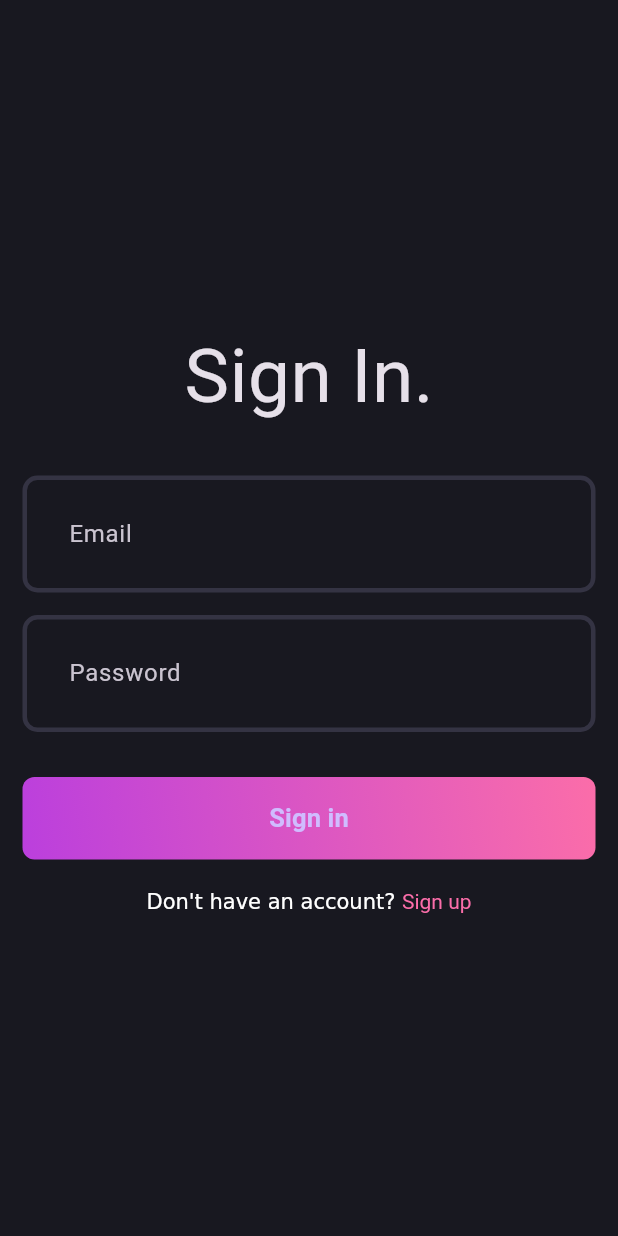
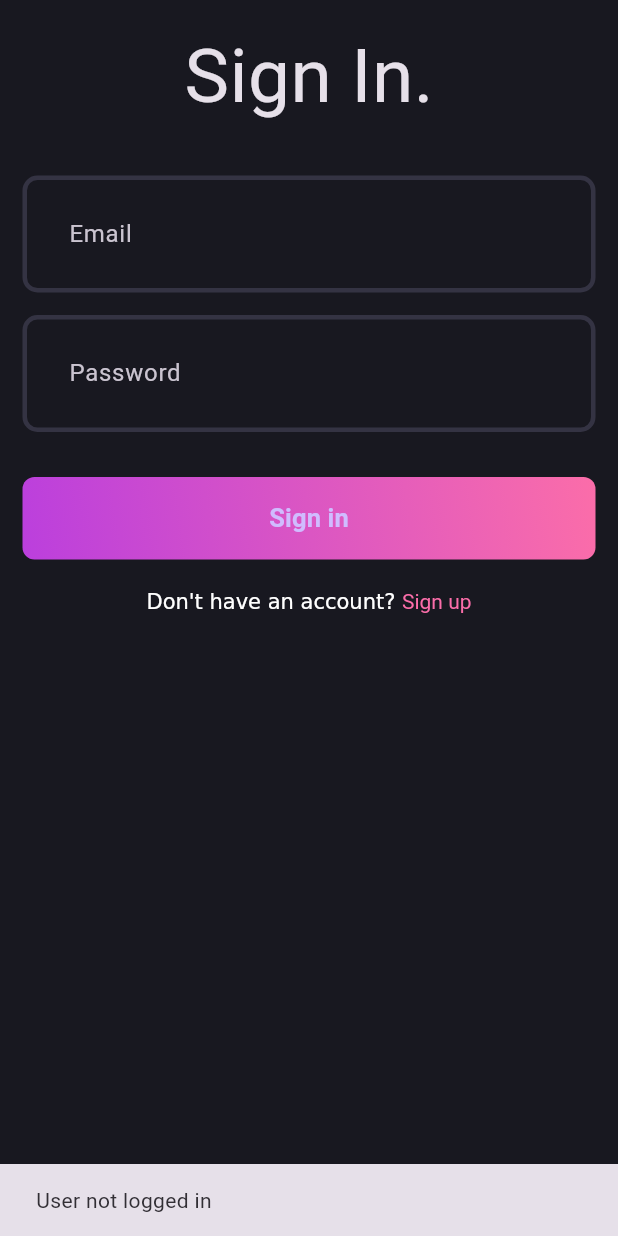
Before and after one commit to parasshakya/clean-code-blog-app, a Flutter app: the first screen one second after launch, on a phone screen of 412 x 824 dp. Run offline on Flutter 3.47's test engine with Material 3 defaults, Android fonts, the phone set to English and light mode, and no system bars; our stand-ins replace dio, flutter_bloc, fpdart, get_it, hive, hive_flutter; accounts and stored records are empty.

Commit message:
complete sign up and login and store user data locally for user state persistence

```diff
--- /dev/null
+++ b/lib/core/common/cubits/app_user/app_user_cubit.dart
@@ -0,0 +1,17 @@
+import 'package:clean_code_app/core/common/entities/user.dart';
+import 'package:flutter/material.dart';
+import 'package:flutter_bloc/flutter_bloc.dart';
+
+part 'app_user_state.dart';
+
+class AppUserCubit extends Cubit<AppUserState> {
+  AppUserCubit() : super(AppUserInitial());
+
+  void updateUser(User? user) {
+    if (user == null) {
+      emit(AppUserInitial());
+    } else {
+      emit(AppUserLoggedIn(user: user));
+    }
+  }
+}
--- /dev/null
+++ b/lib/core/common/cubits/app_user/app_user_state.dart
@@ -0,0 +1,12 @@
+part of 'app_user_cubit.dart';
+
+@immutable
+sealed class AppUserState {}
+
+final class AppUserInitial extends AppUserState {}
+
+final class AppUserLoggedIn extends AppUserState {
+  final User user;
+
+  AppUserLoggedIn({required this.user});
+}
--- a/lib/core/usecase/usecase.dart
+++ b/lib/core/usecase/usecase.dart
@@ -4,3 +4,5 @@ import 'package:fpdart/fpdart.dart';
 abstract interface class UseCase<SuccessType, Params> {
   Future<Either<Failure, SuccessType>> call(Params params);
 }
+
+class NoParams {}
--- a/lib/features/auth/data/models/user_model.dart
+++ b/lib/features/auth/data/models/user_model.dart
@@ -1,8 +1,11 @@
-import 'package:clean_code_app/features/auth/domain/entities/user.dart';
+import 'package:clean_code_app/core/common/entities/user.dart';
 
 class UserModel extends User {
   UserModel({required super.id, required super.name, required super.email});
 
   factory UserModel.fromJson(Map<String, dynamic> json) =>
       UserModel(id: json["_id"], name: json["username"], email: json["email"]);
+
+  Map<String, dynamic> toJson() =>
+      {"_id": id, "username": name, "email": email};
 }
--- a/lib/features/auth/data/repositories/auth_repository_impl.dart
+++ b/lib/features/auth/data/repositories/auth_repository_impl.dart
@@ -1,20 +1,24 @@
+import 'package:clean_code_app/core/common/entities/user.dart';
 import 'package:clean_code_app/core/error/exceptions.dart';
 import 'package:clean_code_app/core/error/failures.dart';
+import 'package:clean_code_app/features/auth/data/datasources/auth_local_data_source.dart';
 import 'package:clean_code_app/features/auth/data/datasources/auth_remote_data_source.dart';
 import 'package:clean_code_app/features/auth/data/models/user_model.dart';
 import 'package:clean_code_app/features/auth/domain/repository/auth_repository.dart';
-import 'package:fpdart/src/either.dart';
+import 'package:fpdart/fpdart.dart';
 
 class AuthRepositoryImpl implements AuthRepository {
   final AuthRemoteDataSource remoteDataSource;
+  final AuthLocalDataSource localDataSource;
 
-  AuthRepositoryImpl({required this.remoteDataSource});
+  AuthRepositoryImpl(
+      {required this.remoteDataSource, required this.localDataSource});
 
   @override
   Future<Either<Failure, UserModel>> signInWithEmailAndPassword(
-      {required String email, required String password}) {
-    // TODO: implement signInWithEmailAndPassword
-    throw UnimplementedError();
+      {required String email, required String password}) async {
+    return _getUser(() async => await remoteDataSource
+        .signInWithEmailAndPassword(password: password, email: email));
   }
 
   @override
@@ -22,13 +26,33 @@ class AuthRepositoryImpl implements AuthRepository {
       {required String name,
       required String email,
       required String password}) async {
+    return _getUser(() async =>
+        await remoteDataSource.signUpWithEmailAndPassword(
+            name: name, password: password, email: email));
+  }
+
+  Future<Either<Failure, UserModel>> _getUser(
+      Future<UserModel> Function() fn) async {
     try {
-      final userId = await remoteDataSource.signUpWithEmailAndPassword(
-          name: name, password: password, email: email);
+      final user = await fn();
+      await localDataSource.saveUserData(user);
 
-      return right(userId);
+      return right(user);
     } on ServerException catch (e) {
-      return Left(Failure(message: e.message));
+      return left(Failure(message: e.message));
+    }
+  }
+
+  @override
+  Future<Either<Failure, User>> currentUser() async {
+    try {
+      final user = await localDataSource.getCurrentUser();
+      if (user == null) {
+        return left(Failure(message: "User not logged in"));
+      }
+      return right(user);
+    } catch (e) {
+      return left(Failure(message: e.toString()));
     }
   }
 }
--- a/lib/features/auth/domain/repository/auth_repository.dart
+++ b/lib/features/auth/domain/repository/auth_repository.dart
@@ -1,5 +1,5 @@
 import 'package:clean_code_app/core/error/failures.dart';
-import 'package:clean_code_app/features/auth/domain/entities/user.dart';
+import 'package:clean_code_app/core/common/entities/user.dart';
 import 'package:fpdart/fpdart.dart';
 
 abstract interface class AuthRepository {
@@ -8,4 +8,6 @@ abstract interface class AuthRepository {
 
   Future<Either<Failure, User>> signInWithEmailAndPassword(
       {required String email, required String password});
+
+  Future<Either<Failure, User>> currentUser();
 }
--- /dev/null
+++ b/lib/features/auth/domain/usecases/current_user.dart
@@ -0,0 +1,16 @@
+import 'package:clean_code_app/core/common/entities/user.dart';
+import 'package:clean_code_app/core/error/failures.dart';
+import 'package:clean_code_app/core/usecase/usecase.dart';
+import 'package:clean_code_app/features/auth/domain/repository/auth_repository.dart';
+import 'package:fpdart/src/either.dart';
+
+class CurrentUser implements UseCase<User, NoParams> {
+  final AuthRepository authRepository;
+
+  CurrentUser({required this.authRepository});
+
+  @override
+  Future<Either<Failure, User>> call(NoParams params) async {
+    return await authRepository.currentUser();
+  }
+}
--- /dev/null
+++ b/lib/features/auth/domain/usecases/user_login.dart
@@ -0,0 +1,23 @@
+import 'package:clean_code_app/core/error/failures.dart';
+import 'package:clean_code_app/core/usecase/usecase.dart';
+import 'package:clean_code_app/core/common/entities/user.dart';
+import 'package:clean_code_app/features/auth/domain/repository/auth_repository.dart';
+import 'package:fpdart/fpdart.dart';
+
+class UserLogin implements UseCase<User, UserLoginParams> {
+  final AuthRepository authRepository;
+
+  UserLogin({required this.authRepository});
+  @override
+  Future<Either<Failure, User>> call(UserLoginParams params) {
+    return authRepository.signInWithEmailAndPassword(
+        email: params.email, password: params.password);
+  }
+}
+
+class UserLoginParams {
+  final String email;
+  final String password;
+
+  UserLoginParams({required this.email, required this.password});
+}
--- a/lib/features/auth/domain/usecases/user_sign_up.dart
+++ b/lib/features/auth/domain/usecases/user_sign_up.dart
@@ -1,6 +1,6 @@
 import 'package:clean_code_app/core/error/failures.dart';
 import 'package:clean_code_app/core/usecase/usecase.dart';
-import 'package:clean_code_app/features/auth/domain/entities/user.dart';
+import 'package:clean_code_app/core/common/entities/user.dart';
 import 'package:clean_code_app/features/auth/domain/repository/auth_repository.dart';
 import 'package:fpdart/src/either.dart';
 
--- a/lib/features/auth/presentation/bloc/auth_bloc.dart
+++ b/lib/features/auth/presentation/bloc/auth_bloc.dart
@@ -1,4 +1,8 @@
-import 'package:clean_code_app/features/auth/domain/entities/user.dart';
+import 'package:clean_code_app/core/common/cubits/app_user/app_user_cubit.dart';
+import 'package:clean_code_app/core/common/entities/user.dart';
+import 'package:clean_code_app/core/usecase/usecase.dart';
+import 'package:clean_code_app/features/auth/domain/usecases/current_user.dart';
+import 'package:clean_code_app/features/auth/domain/usecases/user_login.dart';
 import 'package:clean_code_app/features/auth/domain/usecases/user_sign_up.dart';
 import 'package:flutter/material.dart';
 import 'package:flutter_bloc/flutter_bloc.dart';
@@ -8,17 +12,53 @@ part 'auth_state.dart';
 
 class AuthBloc extends Bloc<AuthEvent, AuthState> {
   final UserSignUp _userSignUp;
+  final UserLogin _userLogin;
+  final AppUserCubit _appUserCubit;
+  final CurrentUser _currentUser;
 
-  AuthBloc({required UserSignUp userSignUp})
+  AuthBloc(
+      {required UserSignUp userSignUp,
+      required UserLogin userLogin,
+      required CurrentUser currentUser,
+      required AppUserCubit appUserCubit})
       : _userSignUp = userSignUp,
+        _userLogin = userLogin,
+        _currentUser = currentUser,
+        _appUserCubit = appUserCubit,
         super(AuthInitial()) {
-    on<AuthSignedUp>((event, emit) async {
-      emit(AuthLoadInProgress());
-      final response = await _userSignUp(UserSignUpParams(
-          email: event.email, name: event.name, password: event.password));
+    on<AuthSignedUp>(_onAuthSignedUp);
 
-      response.fold((failure) => emit(AuthFailure(message: failure.message)),
-          (user) => emit(AuthSuccess(user: user)));
-    });
+    on<AuthLoggedIn>(_onAuthLoggedIn);
+    on<AuthIsUserLoggedIn>(_onAuthIsUserLoggedIn);
+  }
+
+  _onAuthSignedUp(AuthSignedUp event, Emitter<AuthState> emit) async {
+    emit(AuthLoadInProgress());
+    final response = await _userSignUp(UserSignUpParams(
+        email: event.email, name: event.name, password: event.password));
+
+    response.fold((failure) => emit(AuthFailure(message: failure.message)),
+        (user) => _emitAuthSuccess(emit, user));
+  }
+
+  _onAuthLoggedIn(AuthLoggedIn event, Emitter<AuthState> emit) async {
+    emit(AuthLoadInProgress());
+    final response = await _userLogin(
+        UserLoginParams(email: event.email, password: event.password));
+
+    response.fold((failure) => emit(AuthFailure(message: failure.message)),
+        (user) => _emitAuthSuccess(emit, user));
+  }
+
+  _onAuthIsUserLoggedIn(
+      AuthIsUserLoggedIn event, Emitter<AuthState> emit) async {
+    final response = await _currentUser(NoParams());
+    response.fold((failure) => emit(AuthFailure(message: failure.message)),
+        (user) => _emitAuthSuccess(emit, user));
+  }
+
+  _emitAuthSuccess(Emitter<AuthState> emit, User user) {
+    _appUserCubit.updateUser(user);
+    emit(AuthSuccess(user: user));
   }
 }
--- a/lib/features/auth/presentation/bloc/auth_event.dart
+++ b/lib/features/auth/presentation/bloc/auth_event.dart
@@ -11,3 +11,12 @@ final class AuthSignedUp extends AuthEvent {
   AuthSignedUp(
       {required this.email, required this.name, required this.password});
 }
+
+final class AuthLoggedIn extends AuthEvent {
+  final String email;
+  final String password;
+
+  AuthLoggedIn({required this.email, required this.password});
+}
+
+final class AuthIsUserLoggedIn extends AuthEvent {}
--- a/lib/features/auth/presentation/pages/sign_in_page.dart
+++ b/lib/features/auth/presentation/pages/sign_in_page.dart
@@ -1,12 +1,13 @@
-import 'dart:js_interop';
-
+import 'package:clean_code_app/core/common/widgets/loader.dart';
 import 'package:clean_code_app/core/theme/app_pallete.dart';
+import 'package:clean_code_app/core/utils/show_snackbar.dart';
 import 'package:clean_code_app/features/auth/presentation/bloc/auth_bloc.dart';
 import 'package:clean_code_app/features/auth/presentation/pages/sign_up_page.dart';
 import 'package:clean_code_app/features/auth/presentation/widgets/auth_field.dart';
 import 'package:clean_code_app/features/auth/presentation/widgets/auth_gradient_button.dart';
+import 'package:clean_code_app/features/blog/presentation/pages/home_page.dart';
 import 'package:flutter/material.dart';
-import 'package:flutter/widgets.dart';
+import 'package:flutter_bloc/flutter_bloc.dart';
 
 class SignInPage extends StatefulWidget {
   static route() => MaterialPageRoute(builder: (context) => const SignInPage());
@@ -34,8 +35,23 @@ class _SignInPageState extends State<SignInPage> {
     return Scaffold(
       body: Padding(
         padding: const EdgeInsets.all(15.0),
-        child: Form(
+        child: BlocConsumer<AuthBloc, AuthState>(
+          listener: (context, state) {
+            if (state is AuthFailure) {
+              showSnackBar(context, state.message);
+            }
+            if (state is AuthSuccess) {
+              Navigator.of(context)
+                  .pushAndRemoveUntil(HomePage.route(), (route) => false);
+            }
+          },
+          builder: (context, state) {
+            if (state is AuthLoadInProgress) {
+              return const Loader();
+            }
+            return Form(
               key: formkey,
+              child: SingleChildScrollView(
                 child: Column(
                   mainAxisAlignment: MainAxisAlignment.center,
                   children: [
@@ -62,7 +78,11 @@ class _SignInPageState extends State<SignInPage> {
                       height: 30,
                     ),
                     AuthGradientButton(
-                onPressed: () {},
+                      onPressed: () {
+                        context.read<AuthBloc>().add(AuthLoggedIn(
+                            email: emailController.text.trim(),
+                            password: passwordController.text.trim()));
+                      },
                       buttonText: "Sign in",
                     ),
                     const SizedBox(
@@ -84,6 +104,9 @@ class _SignInPageState extends State<SignInPage> {
                   ],
                 ),
               ),
+            );
+          },
+        ),
       ),
     );
   }
--- a/lib/main.dart
+++ b/lib/main.dart
@@ -1,21 +1,38 @@
+import 'package:clean_code_app/core/common/cubits/app_user/app_user_cubit.dart';
 import 'package:clean_code_app/core/theme/theme.dart';
 import 'package:clean_code_app/features/auth/presentation/bloc/auth_bloc.dart';
 import 'package:clean_code_app/features/auth/presentation/pages/sign_in_page.dart';
 import 'package:clean_code_app/init_dependencies.dart';
 import 'package:flutter/material.dart';
 import 'package:flutter_bloc/flutter_bloc.dart';
+import 'package:hive_flutter/adapters.dart';
 
 void main() async {
+  WidgetsFlutterBinding.ensureInitialized();
   await initDependencies();
 
   runApp(MultiBlocProvider(
-    providers: [BlocProvider(create: (_) => serviceLocator<AuthBloc>())],
+    providers: [
+      BlocProvider(create: (_) => serviceLocator<AppUserCubit>()),
+      BlocProvider(create: (_) => serviceLocator<AuthBloc>())
+    ],
     child: const MainApp(),
   ));
 }
 
-class MainApp extends StatelessWidget {
+class MainApp extends StatefulWidget {
   const MainApp({super.key});
+
+  @override
+  State<MainApp> createState() => _MainAppState();
+}
+
+class _MainAppState extends State<MainApp> {
+  @override
+  void initState() {
+    context.read<AuthBloc>().add(AuthIsUserLoggedIn());
+    super.initState();
+  }
 
   @override
   Widget build(BuildContext context) {
@@ -23,6 +40,20 @@ class MainApp extends StatelessWidget {
         debugShowCheckedModeBanner: false,
         theme: AppTheme.darkThemeMode,
         title: "Blog App",
-        home: SignInPage());
+        home: BlocSelector<AppUserCubit, AppUserState, bool>(
+          selector: (state) {
+            return state is AppUserLoggedIn;
+          },
+          builder: (context, isLoggedIn) {
+            if (isLoggedIn) {
+              return const Scaffold(
+                body: Center(
+                  child: Text("Logged in"),
+                ),
+              );
+            }
+            return const SignInPage();
+          },
+        ));
   }
 }
--- a/pubspec.yaml
+++ b/pubspec.yaml
@@ -13,7 +13,10 @@ dependencies:
   flutter_bloc: ^8.1.6
   fpdart: ^1.1.1
   get_it: ^8.0.3
+  hive: ^2.2.3
+  hive_flutter: ^1.1.0
   http: ^1.2.2
+  path_provider: ^2.1.4
 
 dev_dependencies:
   flutter_test:
```
Also changed, not shown: lib/features/auth/data/datasources/auth_local_data_source.dart (added, +48 -0 lines), lib/features/auth/data/datasources/auth_remote_data_source.dart (+14 -4 lines), lib/features/auth/presentation/pages/sign_up_page.dart (+7 -0 lines), lib/features/blog/presentation/pages/home_page.dart (added, +15 -0 lines), lib/init_dependencies.dart (+40 -10 lines), lib/core/common/entities/user.dart (renamed from lib/features/auth/domain/entities/user.dart), pubspec.lock. Lines whose indentation alone changed are shown as unchanged.
